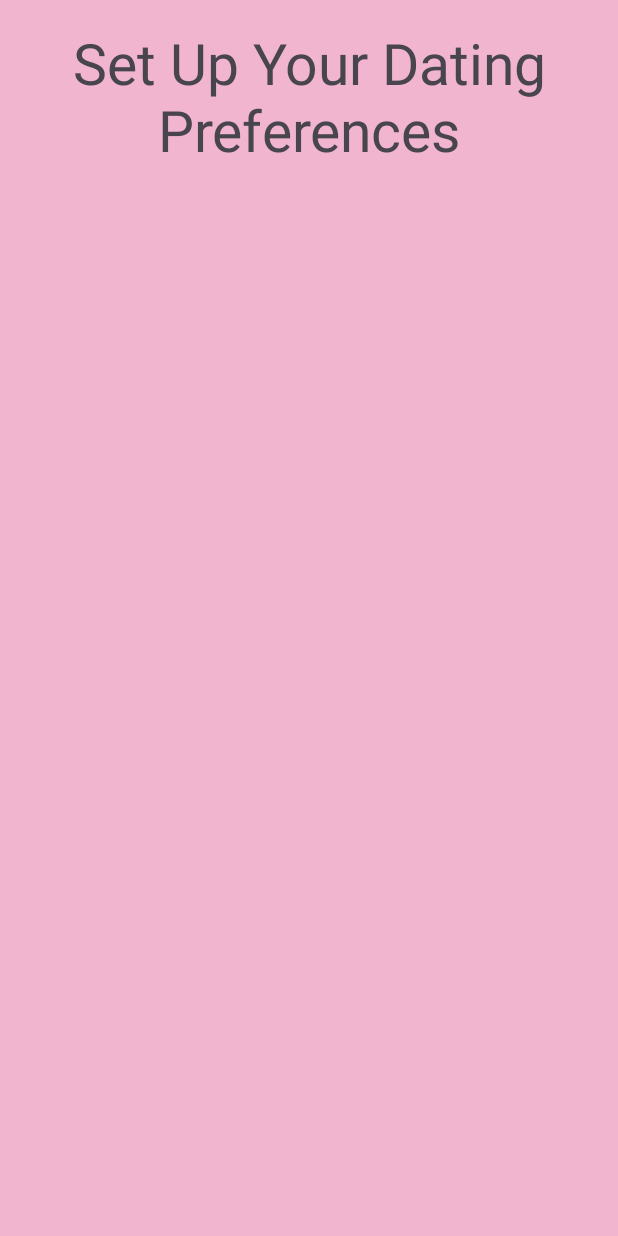
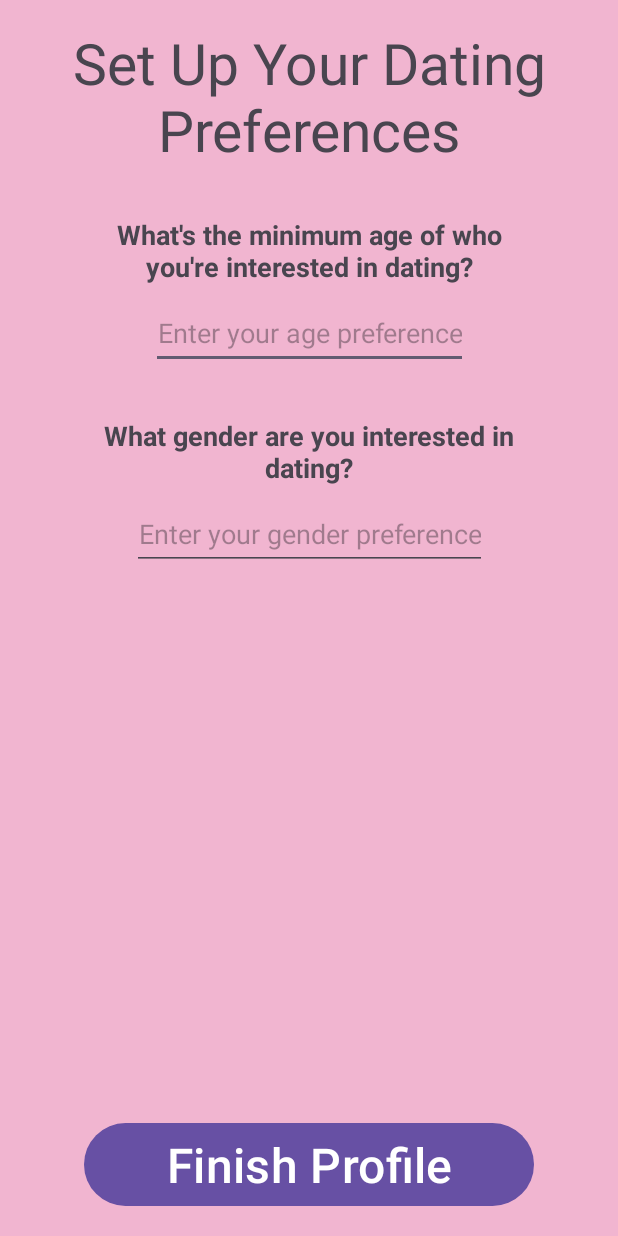
Before and after one commit to Everdan26/cst338_project02_group3, an Android app: the SetUpPreferencesActivity screen opened directly, with no data from a screen before it, on a phone screen of 412 x 824 dp. Run offline under Robolectric (Android 15) with nearby library versions, the phone set to English and light mode, and no system bars.

Commit message:
Set up setPreferences view layout

```diff
--- a/app/src/main/res/layout/activity_set_up_preferences.xml
+++ b/app/src/main/res/layout/activity_set_up_preferences.xml
@@ -21,4 +21,68 @@
         app:layout_constraintStart_toStartOf="parent"
         app:layout_constraintTop_toTopOf="parent" />
 
+    <TextView
+        android:id="@+id/setAgePrefPrompt"
+        android:layout_width="300dp"
+        android:layout_height="wrap_content"
+        android:layout_marginTop="32dp"
+        android:gravity="center"
+        android:text="@string/min_age_prompt"
+        android:textSize="18sp"
+        android:textStyle="bold"
+        app:layout_constraintEnd_toEndOf="parent"
+        app:layout_constraintStart_toStartOf="parent"
+        app:layout_constraintTop_toBottomOf="@+id/setUpPreferencesPageTitle" />
+
+    <EditText
+        android:id="@+id/setAgePrefEditText"
+        android:layout_width="wrap_content"
+        android:layout_height="48dp"
+        android:layout_marginTop="8dp"
+        android:gravity="center"
+        android:hint="@string/enter_your_age_preference"
+        android:importantForAutofill="no"
+        android:inputType="number"
+        app:layout_constraintEnd_toEndOf="parent"
+        app:layout_constraintStart_toStartOf="parent"
+        app:layout_constraintTop_toBottomOf="@id/setAgePrefPrompt" />
+
+    <TextView
+        android:id="@+id/setGenderPrefPrompt"
+        android:layout_width="300dp"
+        android:layout_height="wrap_content"
+        android:layout_marginTop="32dp"
+        android:gravity="center"
+        android:text="@string/gender_pref_prompt"
+        android:textSize="18sp"
+        android:textStyle="bold"
+        app:layout_constraintEnd_toEndOf="parent"
+        app:layout_constraintStart_toStartOf="parent"
+        app:layout_constraintTop_toBottomOf="@id/setAgePrefEditText" />
+
+    <EditText
+        android:id="@+id/setGenderPrefEditText"
+        android:layout_width="wrap_content"
+        android:layout_height="48dp"
+        android:layout_marginTop="8dp"
+        android:gravity="center"
+        android:hint="@string/enter_your_gender_preference"
+        android:importantForAutofill="no"
+        android:inputType="text"
+        app:layout_constraintEnd_toEndOf="parent"
+        app:layout_constraintStart_toStartOf="parent"
+        app:layout_constraintTop_toBottomOf="@+id/setGenderPrefPrompt" />
+
+    <Button
+        android:id="@+id/finishProfileSetUpButton"
+        android:layout_width="300dp"
+        android:layout_height="wrap_content"
+        android:layout_margin="16dp"
+        android:text="@string/finish_profile"
+        android:textSize="32sp"
+        app:layout_constraintBottom_toBottomOf="parent"
+        app:layout_constraintEnd_toEndOf="parent"
+        app:layout_constraintStart_toStartOf="parent" />
+
+
 </androidx.constraintlayout.widget.ConstraintLayout>
--- a/app/src/main/res/layout/activity_set_up_profile.xml
+++ b/app/src/main/res/layout/activity_set_up_profile.xml
@@ -149,7 +149,7 @@
         android:layout_width="300dp"
         android:layout_height="wrap_content"
         android:layout_margin="16dp"
-        android:text="@string/finish_profile"
+        android:text="@string/set_your_dating_preferences"
         android:textSize="32sp"
         app:layout_constraintBottom_toBottomOf="parent"
         app:layout_constraintEnd_toEndOf="parent"
--- a/app/src/main/res/values/strings.xml
+++ b/app/src/main/res/values/strings.xml
@@ -88,5 +88,10 @@
     <string name="enter_the_url_for_a_photo_of_you">Enter the URL for a photo of you</string>
     <string name="enter_a_url">Enter a URL</string>
     <string name="set_up_your_dating_preferences">Set Up Your Dating Preferences</string>
+    <string name="set_your_dating_preferences">Set your dating preferences</string>
+    <string name="min_age_prompt">What\'s the minimum age of who you\'re interested in dating?</string>
+    <string name="enter_your_age_preference">Enter your age preference</string>
+    <string name="gender_pref_prompt">What gender are you interested in dating?</string>
+    <string name="enter_your_gender_preference">Enter your gender preference</string>
 
 </resources>
```
